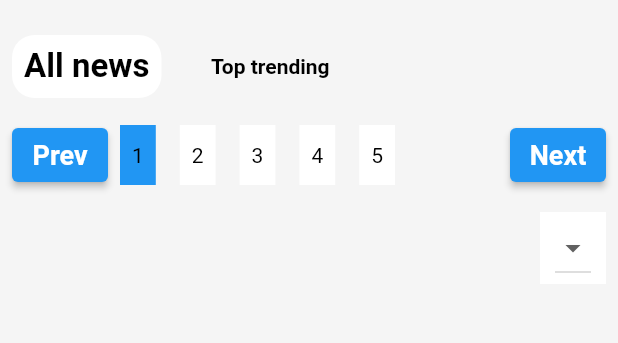
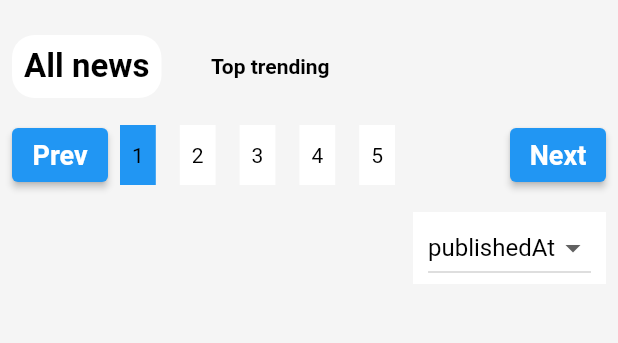
Before and after one commit to baraa1999/news_app_api_cubit, a Flutter app: the screen it shows after launch, on a phone screen of 412 x 824 dp, the part 61-404 px from its top. Run offline on Flutter 3.47's test engine with Material 2 defaults, Android fonts, the phone set to English and light mode, and no system bars; our stand-ins replace flutter_iconly, google_fonts, shared_preferences; missing offline and left inert: shared_preferences_web.

Commit message:
17. Implement the dropdown Button

```diff
--- a/lib/consts/vars.dart
+++ b/lib/consts/vars.dart
@@ -2,3 +2,9 @@ enum NewsType {
   topTrending,
   allNews,
 }
+
+enum SortByEnum {
+  relevancy, // articles more closely related to q come first.
+  popularity, // articles from popular sources and publishers come first.
+  publishedAt, // newest articles come first.
+}
```
Also changed, not shown: lib/widget/drawer_widget.dart (+11 -12 lines).
